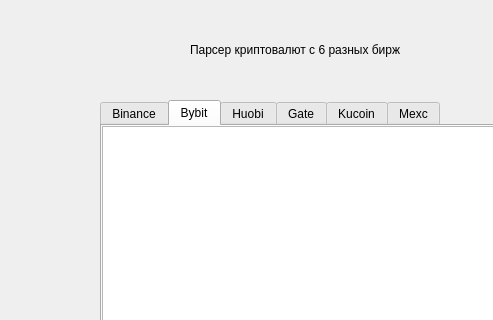
Old version of the form ui/main.ui in the repository w84ever/crypto-parser; both pictures show x 0 to 493 and y 0 to 320 of the 800 by 600 pixel window.
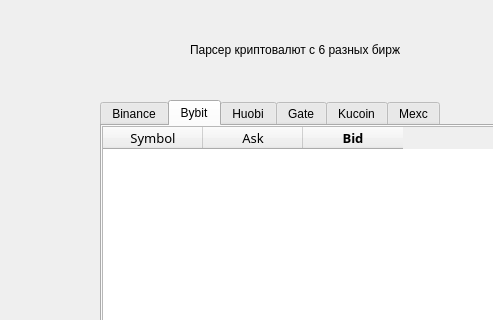
New version of the form. The open tabs and pages were chosen to show the change.

```diff
--- a/ui/main.ui
+++ b/ui/main.ui
@@ -87,7 +87,7 @@
     <attribute name="title">
      <string>Bybit</string>
     </attribute>
-    <widget class="QListWidget" name="BybitlistWidget">
+    <widget class="QTableWidget" name="BybittableWidget">
      <property name="geometry">
       <rect>
        <x>0</x>
@@ -96,6 +96,43 @@
        <height>400</height>
       </rect>
      </property>
+     <column>
+      <property name="text">
+       <string>Symbol</string>
+      </property>
+      <property name="font">
+       <font>
+        <family>Minecraft Rus</family>
+        <pointsize>10</pointsize>
+        <weight>50</weight>
+        <bold>false</bold>
+       </font>
+      </property>
+     </column>
+     <column>
+      <property name="text">
+       <string>Ask</string>
+      </property>
+      <property name="font">
+       <font>
+        <family>Minecraft Rus</family>
+        <pointsize>10</pointsize>
+       </font>
+      </property>
+     </column>
+     <column>
+      <property name="text">
+       <string>Bid</string>
+      </property>
+      <property name="font">
+       <font>
+        <family>Minecraft Rus</family>
+        <pointsize>10</pointsize>
+        <weight>75</weight>
+        <bold>true</bold>
+       </font>
+      </property>
+     </column>
     </widget>
    </widget>
    <widget class="QWidget" name="HuobiTab">
```
Left out of the diff: 156 changed lines with no effect on the pictures.
